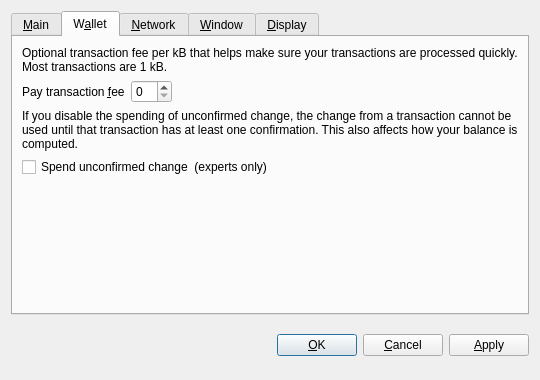
Old version of the form src/qt/forms/optionsdialog.ui in the repository BTA-BATA/BATA-old.
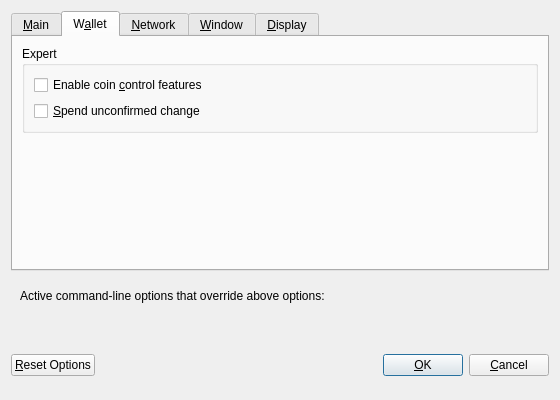
New version of the form. The open tabs and pages were chosen to show the change. Custom widgets are drawn as their Qt base class.

What changed in the file:
```diff
--- a/src/qt/forms/optionsdialog.ui
+++ b/src/qt/forms/optionsdialog.ui
@@ -6,8 +6,8 @@
    <rect>
     <x>0</x>
     <y>0</y>
-    <width>540</width>
-    <height>380</height>
+    <width>560</width>
+    <height>400</height>
    </rect>
   </property>
   <property name="windowTitle">
@@ -19,9 +19,6 @@
   <layout class="QVBoxLayout" name="verticalLayout">
    <item>
     <widget class="QTabWidget" name="tabWidget">
-     <property name="tabPosition">
-      <enum>QTabWidget::North</enum>
-     </property>
      <property name="currentIndex">
       <number>0</number>
      </property>
@@ -68,61 +65,25 @@
            </property>
           </spacer>
          </item>
-         <item>
-          <widget class="QPushButton" name="resetButton">
-           <property name="toolTip">
-            <string>Reset all client options to default.</string>
-           </property>
-           <property name="text">
-            <string>&amp;Reset Options</string>
-           </property>
-           <property name="autoDefault">
-            <bool>false</bool>
-           </property>
-          </widget>
-         </item>
         </layout>
        </item>
-      </layout>
-     </widget>
-     <widget class="QWidget" name="tabWallet">
-      <attribute name="title">
-       <string>W&amp;allet</string>
-      </attribute>
-      <layout class="QVBoxLayout" name="verticalLayout_Network">
        <item>
-        <widget class="QLabel" name="transactionFeeInfoLabel">
+        <layout class="QHBoxLayout" name="horizontalLayout_3_Main">
+         <item>
+          <widget class="QLabel" name="threadsScriptVerifLabel">
          <property name="text">
-          <string>Optional transaction fee per kB that helps make sure your transactions are processed quickly. Most transactions are 1 kB.</string>
+            <string>Number of script &amp;verification threads</string>
          </property>
          <property name="textFormat">
           <enum>Qt::PlainText</enum>
          </property>
-         <property name="wordWrap">
-          <bool>true</bool>
-         </property>
-        </widget>
-       </item>
-       <item>
-        <layout class="QHBoxLayout" name="horizontalLayout_1_Main">
-         <item>
-          <widget class="QLabel" name="transactionFeeLabel">
-           <property name="text">
-            <string>Pay transaction &amp;fee</string>
-           </property>
-           <property name="textFormat">
-            <enum>Qt::PlainText</enum>
-           </property>
            <property name="buddy">
             <cstring>transactionFee</cstring>
            </property>
           </widget>
          </item>
          <item>
-          <widget class="BitcoinAmountField" name="transactionFee"/>
-         </item>
-         <item>
-          <spacer name="horizontalSpacer_1_Main">
+          <spacer name="horizontalSpacer_3_Main">
            <property name="orientation">
             <enum>Qt::Horizontal</enum>
            </property>
@@ -137,24 +98,53 @@
         </layout>
        </item>
        <item>
-        <widget class="QLabel" name="label">
+        <spacer name="verticalSpacer_Main">
+         <property name="orientation">
+          <enum>Qt::Vertical</enum>
+         </property>
+         <property name="sizeHint" stdset="0">
+          <size>
+           <width>20</width>
+           <height>40</height>
+          </size>
+         </property>
+        </spacer>
+       </item>
+      </layout>
+     </widget>
+     <widget class="QWidget" name="tabWallet">
+      <attribute name="title">
+       <string>W&amp;allet</string>
+      </attribute>
+      <layout class="QVBoxLayout" name="verticalLayout_Wallet">
+       <item>
+        <widget class="QGroupBox" name="groupBox">
+         <property name="title">
+          <string>Expert</string>
+         </property>
+         <layout class="QVBoxLayout" name="verticalLayout_2">
+          <item>
+           <widget class="QCheckBox" name="coinControlFeatures">
+            <property name="toolTip">
+             <string>Whether to show coin control features or not.</string>
+            </property>
          <property name="text">
-          <string>If you disable the spending of unconfirmed change, the change from a transaction cannot be used until that transaction has at least one confirmation. This also affects how your balance is computed.</string>
-         </property>
-         <property name="wordWrap">
-          <bool>true</bool>
+             <string>Enable coin &amp;control features</string>
          </property>
         </widget>
        </item>
        <item>
         <widget class="QCheckBox" name="spendZeroConfChange">
          <property name="text">
-          <string>Spend unconfirmed change  (experts only)</string>
+             <string>&amp;Spend unconfirmed change</string>
          </property>
         </widget>
        </item>
+         </layout>
+        </widget>
+       </item>
        <item>
-        <spacer name="verticalSpacer">
+        <spacer name="verticalSpacer_Wallet">
          <property name="orientation">
           <enum>Qt::Vertical</enum>
          </property>
@@ -401,12 +391,9 @@
         </widget>
        </item>
        <item>
-        <widget class="QCheckBox" name="coinControlFeatures">
+          <widget class="QLineEdit" name="thirdPartyTxUrls">
          <property name="toolTip">
-          <string>Whether to show coin control features or not.</string>
-         </property>
-         <property name="text">
-          <string>Display coin &amp;control features (experts only!)</string>
+            <string>Third party URLs (e.g. a block explorer) that appear in the transactions tab as context menu items. %s in the URL is replaced by transaction hash. Multiple URLs are separated by vertical bar |.</string>
          </property>
         </widget>
        </item>
@@ -427,8 +414,67 @@
      </widget>
     </widget>
    </item>
+   <item>
+    <widget class="QFrame" name="frame">
+     <layout class="QVBoxLayout" name="verticalLayout_Bottom">
+      <item>
+       <layout class="QHBoxLayout" name="horizontalLayout_Bottom">
+        <item>
+         <widget class="QLabel" name="overriddenByCommandLineInfoLabel">
+          <property name="text">
+           <string>Active command-line options that override above options:</string>
+          </property>
+          <property name="textFormat">
+           <enum>Qt::PlainText</enum>
+          </property>
+         </widget>
+        </item>
+        <item>
+         <spacer name="horizontalSpacer_Bottom">
+          <property name="orientation">
+           <enum>Qt::Horizontal</enum>
+          </property>
+          <property name="sizeHint" stdset="0">
+           <size>
+            <width>40</width>
+            <height>20</height>
+           </size>
+          </property>
+         </spacer>
+        </item>
+       </layout>
+      </item>
+      <item>
+       <widget class="QLabel" name="overriddenByCommandLineLabel">
+        <property name="text">
+         <string/>
+        </property>
+        <property name="textFormat">
+         <enum>Qt::PlainText</enum>
+        </property>
+        <property name="wordWrap">
+         <bool>true</bool>
+        </property>
+       </widget>
+      </item>
+     </layout>
+    </widget>
+   </item>
    <item>
     <layout class="QHBoxLayout" name="horizontalLayout_Buttons">
+     <item>
+      <widget class="QPushButton" name="resetButton">
+       <property name="toolTip">
+        <string>Reset all client options to default.</string>
+       </property>
+       <property name="text">
+        <string>&amp;Reset Options</string>
+       </property>
+       <property name="autoDefault">
+        <bool>false</bool>
+       </property>
+      </widget>
+     </item>
      <item>
       <spacer name="horizontalSpacer_1">
        <property name="orientation">
@@ -444,6 +490,12 @@
      </item>
      <item>
       <widget class="QLabel" name="statusLabel">
+       <property name="minimumSize">
+        <size>
+         <width>200</width>
+         <height>0</height>
+        </size>
+       </property>
        <property name="font">
         <font>
          <weight>75</weight>
@@ -479,6 +531,12 @@
        <property name="text">
         <string>&amp;OK</string>
        </property>
+       <property name="autoDefault">
+        <bool>false</bool>
+       </property>
+       <property name="default">
+        <bool>true</bool>
+       </property>
       </widget>
      </item>
      <item>
@@ -491,36 +549,21 @@
        </property>
       </widget>
      </item>
-     <item>
-      <widget class="QPushButton" name="applyButton">
-       <property name="text">
-        <string>&amp;Apply</string>
-       </property>
-       <property name="autoDefault">
-        <bool>false</bool>
-       </property>
-      </widget>
-     </item>
     </layout>
    </item>
   </layout>
  </widget>
  <customwidgets>
-  <customwidget>
-   <class>BitcoinAmountField</class>
-   <extends>QSpinBox</extends>
-   <header>bitcoinamountfield.h</header>
-  </customwidget>
-  <customwidget>
-   <class>QValueComboBox</class>
-   <extends>QComboBox</extends>
-   <header>qvaluecombobox.h</header>
-  </customwidget>
   <customwidget>
    <class>QValidatedLineEdit</class>
    <extends>QLineEdit</extends>
    <header>qvalidatedlineedit.h</header>
   </customwidget>
+  <customwidget>
+   <class>QValueComboBox</class>
+   <extends>QComboBox</extends>
+   <header>qvaluecombobox.h</header>
+  </customwidget>
  </customwidgets>
  <resources/>
  <connections/>
```
Left out of the diff: 124 changed lines with no effect on the pictures.
